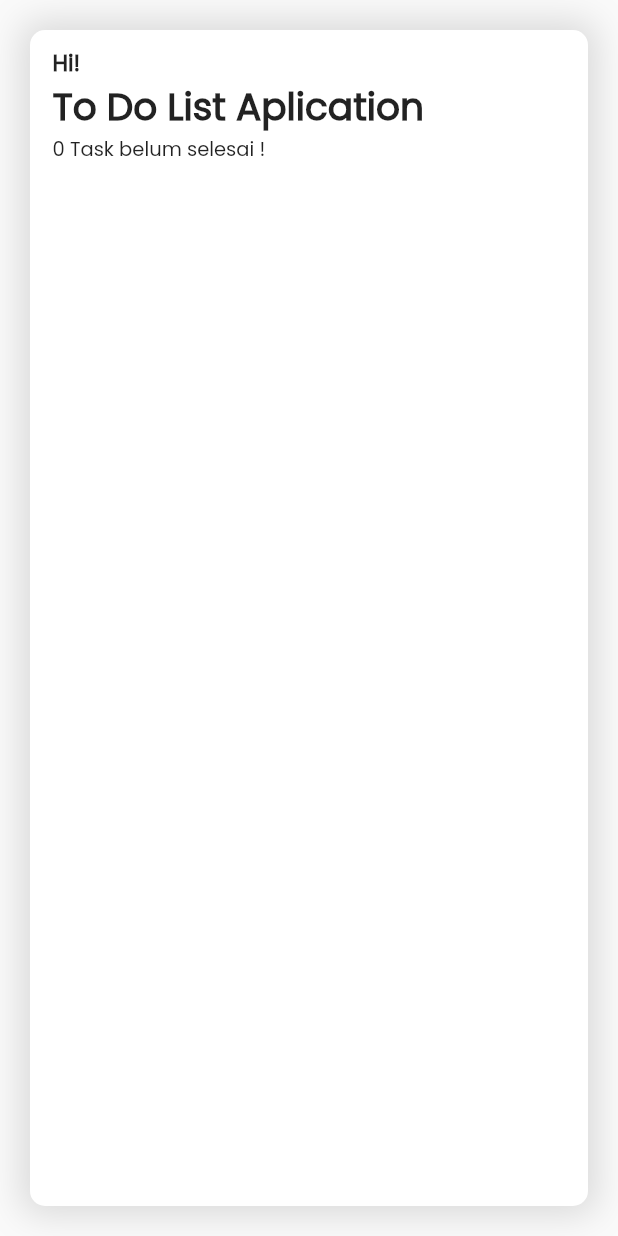
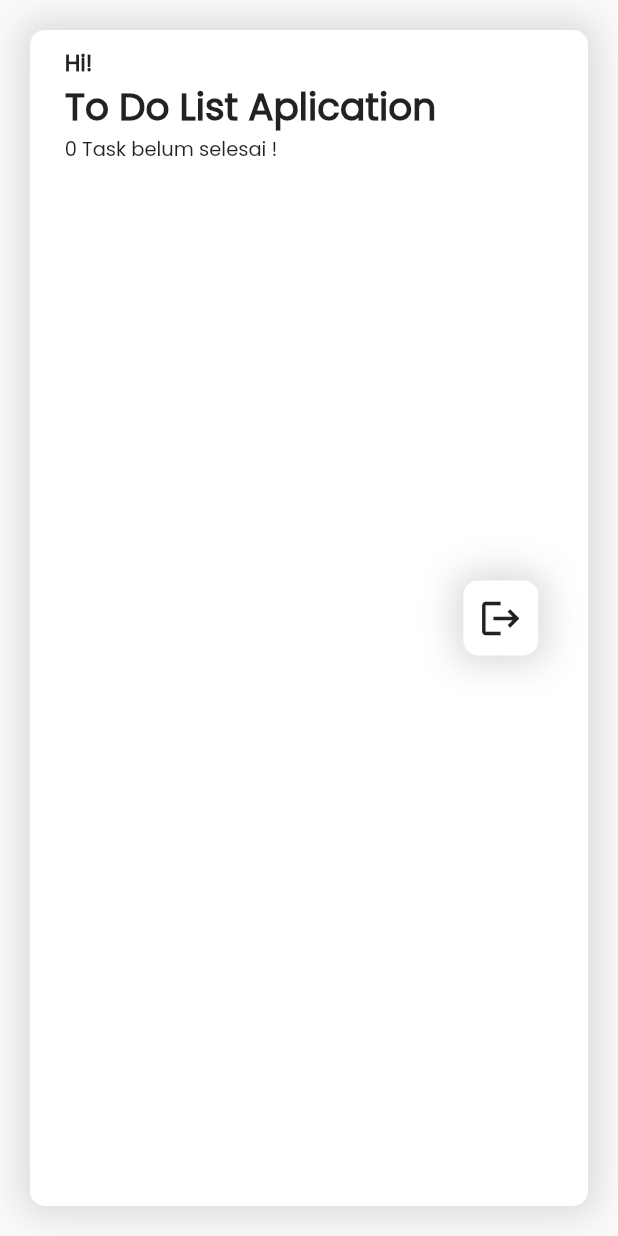
Before and after one commit to koplakzs/To-Do-List-Flutter, a Flutter app: the Header widget shown alone on an empty page, opened directly with empty values, on a phone screen of 412 x 824 dp. Run offline on Flutter 3.47's test engine with Material 2 defaults, Android fonts, the phone set to English and light mode, and no system bars; our stand-ins replace sqflite; missing offline and left inert: dart:ffi; accounts and stored records are empty.

Commit message:
add exit button

```diff
--- /dev/null
+++ b/lib/views/home/widgets/exit._button.dart
@@ -0,0 +1,34 @@
+import 'package:flutter/material.dart';
+import 'package:to_do_list/views/my_theme.dart';
+
+class ExitButton extends StatelessWidget {
+  final void Function() onTap;
+  const ExitButton({Key? key, required this.onTap}) : super(key: key);
+
+  @override
+  Widget build(BuildContext context) {
+    return Container(
+      height: 50,
+      width: 50,
+      margin: const EdgeInsets.all(10),
+      padding: const EdgeInsets.all(10),
+      decoration: BoxDecoration(
+          color: MyTheme.white,
+          borderRadius: BorderRadius.circular(10),
+          boxShadow: const [
+            BoxShadow(
+                color: Color.fromARGB(255, 216, 216, 216),
+                spreadRadius: 5,
+                blurRadius: 20,
+                offset: Offset(0, 0))
+          ]),
+      child: GestureDetector(
+          onTap: onTap,
+          child: const Center(
+              child: Icon(
+            Icons.logout,
+            size: 30,
+          ))),
+    );
+  }
+}
--- a/lib/views/home/widgets/title.dart
+++ b/lib/views/home/widgets/title.dart
@@ -1,7 +1,12 @@
 import 'package:flutter/src/widgets/framework.dart';
 import 'package:flutter/src/widgets/placeholder.dart';
 import 'package:flutter/widgets.dart';
+import 'package:to_do_list/models/database_helper.dart';
+import 'package:to_do_list/views/home/widgets/exit._button.dart';
+import 'package:to_do_list/views/login.dart';
 import 'package:to_do_list/views/my_theme.dart';
+
+DatabaseHelper db = DatabaseHelper.instance;
 
 class Header extends StatelessWidget {
   final String username;
@@ -23,6 +28,7 @@ class Header extends StatelessWidget {
                 offset: Offset(0, 0))
           ]),
       child: Row(
+        mainAxisAlignment: MainAxisAlignment.spaceEvenly,
         children: [
           Column(
             crossAxisAlignment: CrossAxisAlignment.start,
@@ -48,8 +54,16 @@ class Header extends StatelessWidget {
                   ))
             ],
           ),
+          ExitButton(onTap: () {
+            _delete();
+            Navigator.pushReplacementNamed(context, "/login");
+          })
         ],
       ),
     );
   }
+
+  void _delete() async {
+    await db.deleteData();
+  }
 }
```
